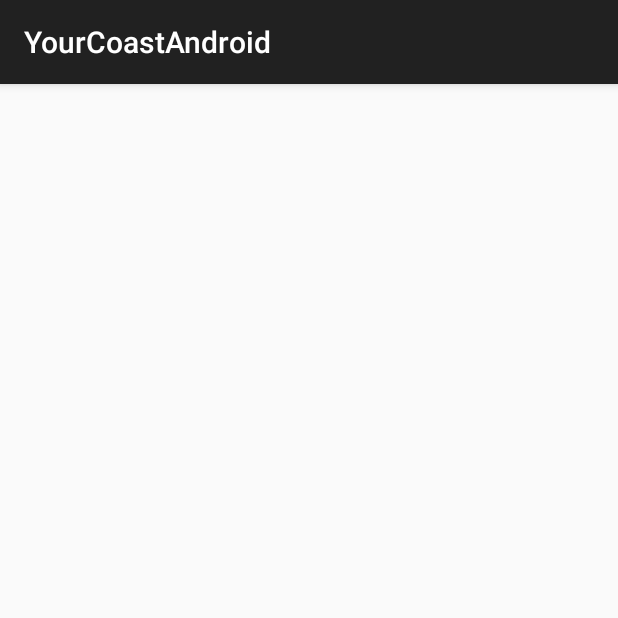
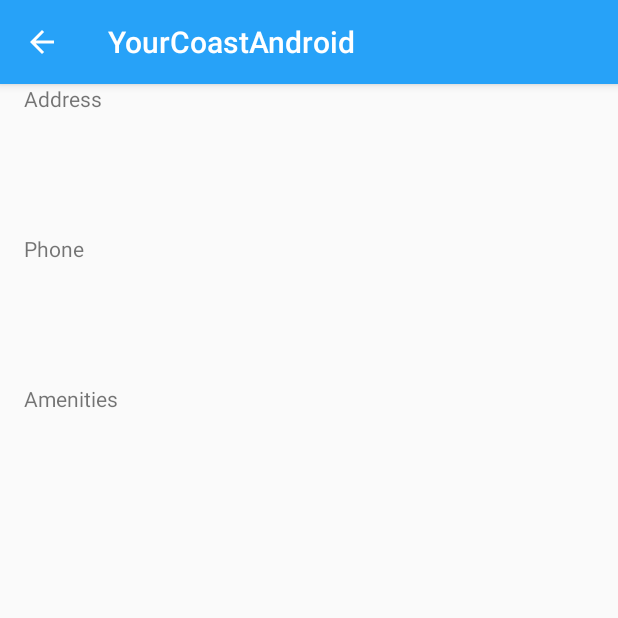
Before and after one commit to DavidCBeach/YourCoastAndroid, an Android app: the DetailsActivity screen opened directly, with no data from a screen before it, on a phone screen of 412 x 824 dp, the top half of it. Run offline under Robolectric (Android 15) with nearby library versions, the phone set to English and light mode, and no system bars; 5 statements that could not run were skipped.

Commit message:
details page and styling

```diff
--- a/app/src/main/java/com/example/yourcoastandroid/DetailsActivity.java
+++ b/app/src/main/java/com/example/yourcoastandroid/DetailsActivity.java
@@ -1,12 +1,21 @@
 package com.example.yourcoastandroid;
 
+import android.app.ActionBar;
+import android.support.v4.app.NavUtils;
 import android.support.v7.app.AppCompatActivity;
 import android.os.Bundle;
+import android.support.v7.widget.AppCompatTextView;
+import android.support.v7.widget.Toolbar;
+import android.view.Menu;
+import android.view.MenuItem;
+import android.view.View;
+import android.view.ViewGroup;
 import android.widget.TextView;
 
 import org.json.JSONException;
 
 import java.io.InputStream;
+import java.util.ArrayList;
 
 public class DetailsActivity extends AppCompatActivity {
 
@@ -23,10 +32,60 @@ public class DetailsActivity extends AppCompatActivity {
         } catch (JSONException e) {
             e.printStackTrace();
         }
+        centerTitle();
+        //getActionBar().setDisplayHomeAsUpEnabled(true);
+
         System.out.println(details.RESTROOMS);
-        final TextView textViewToChange = (TextView) findViewById(R.id.title);
-        textViewToChange.setText(details.NameMobileWeb.toString());
+        TextView textViewToChange = (TextView) findViewById(R.id.address);
+        textViewToChange.setText(details.LocationMobileWeb.toString());
+        textViewToChange = (TextView) findViewById(R.id.phone);
+        textViewToChange.setText(details.PHONE_NMBR.toString());
+        setTitle(details.NameMobileWeb.toString());
+
 
     }
 
+    @Override
+    public boolean onCreateOptionsMenu(Menu menu)
+    {
+        // Add items to action bar
+        getMenuInflater().inflate(R.menu.menu_info, menu);
+
+        return true;
+    }
+
+    @Override
+    public boolean onOptionsItemSelected(MenuItem item)
+    {
+        // Is item is selected, if so do correlated action
+        switch(item.getItemId())
+        {
+            case android.R.id.home:
+                NavUtils.navigateUpFromSameTask(this);
+
+                return true;
+        }
+        return super.onOptionsItemSelected(item);
+
+    }
+    private void centerTitle()
+    {
+        ArrayList<View> textViews = new ArrayList<>();
+
+        getWindow().getDecorView().findViewsWithText(textViews, getTitle(), View.FIND_VIEWS_WITH_TEXT);
+
+        if(textViews.size() > 0)
+        {
+            AppCompatTextView appCompatTextView = null;
+
+            if(appCompatTextView != null)
+            {
+                ViewGroup.LayoutParams params = appCompatTextView.getLayoutParams();
+                params.width = ViewGroup.LayoutParams.MATCH_PARENT;
+                appCompatTextView.setLayoutParams(params);
+                appCompatTextView.setTextAlignment(View.TEXT_ALIGNMENT_CENTER);
+            }
+        }
+    }
+
 }
--- a/app/src/main/res/layout/activity_details.xml
+++ b/app/src/main/res/layout/activity_details.xml
@@ -1,12 +1,35 @@
 <?xml version="1.0" encoding="utf-8"?>
 <LinearLayout xmlns:android="http://schemas.android.com/apk/res/android"
+    xmlns:tools="http://schemas.android.com/tools"
     android:layout_width="match_parent"
     android:layout_height="match_parent"
     android:paddingLeft="16dp"
     android:paddingRight="16dp"
     android:orientation="vertical" >
     <TextView
-        android:layout_width="wrap_content"
-        android:layout_height="wrap_content"
-        android:id="@+id/title"/>
+        android:layout_width="match_parent"
+        android:layout_height="50dp"
+        android:id="@+id/textbox"
+        android:text="@string/address_label"/>
+    <TextView
+        android:layout_width="match_parent"
+        android:layout_height="50dp"
+        android:id="@+id/address"
+        />
+    <TextView
+        android:layout_width="match_parent"
+        android:layout_height="50dp"
+        android:id="@+id/phonelabel"
+        android:text="@string/phone_label"/>
+    <TextView
+        android:layout_width="match_parent"
+        android:layout_height="50dp"
+        android:id="@+id/phone"
+        />
+    <TextView
+        android:layout_width="match_parent"
+        android:layout_height="50dp"
+        android:id="@+id/amenitieslabel"
+        android:text="@string/amenities_label"/>
+
 </LinearLayout>
--- a/app/src/main/res/values/colors.xml
+++ b/app/src/main/res/values/colors.xml
@@ -1,6 +1,6 @@
 <?xml version="1.0" encoding="utf-8"?>
 <resources>
-    <color name="colorPrimary">#008577</color>
+    <color name="colorPrimary">#27a2f8</color>
     <color name="colorPrimaryDark">#00574B</color>
     <color name="colorAccent">#D81B60</color>
 </resources>
--- a/app/src/main/res/values/strings.xml
+++ b/app/src/main/res/values/strings.xml
@@ -15,4 +15,7 @@
     <string name="permission_required_toast">permission required toast</string>
     <string name="location_permission_denied">location permission denied</string>
     <string name="title_activity_details">DetailsActivity</string>
+    <string name="address_label">Address</string>
+    <string name="phone_label">Phone</string>
+    <string name="amenities_label">Amenities</string>
 </resources>
```
Also changed, not shown: app/src/main/AndroidManifest.xml (+8 -2 lines), app/src/main/java/com/example/yourcoastandroid/InfoActivity.java (+1 -16 lines), app/src/main/res/layout/activity_maps.xml (+2 -5 lines), app/src/main/res/values/styles.xml (+9 -0 lines).
